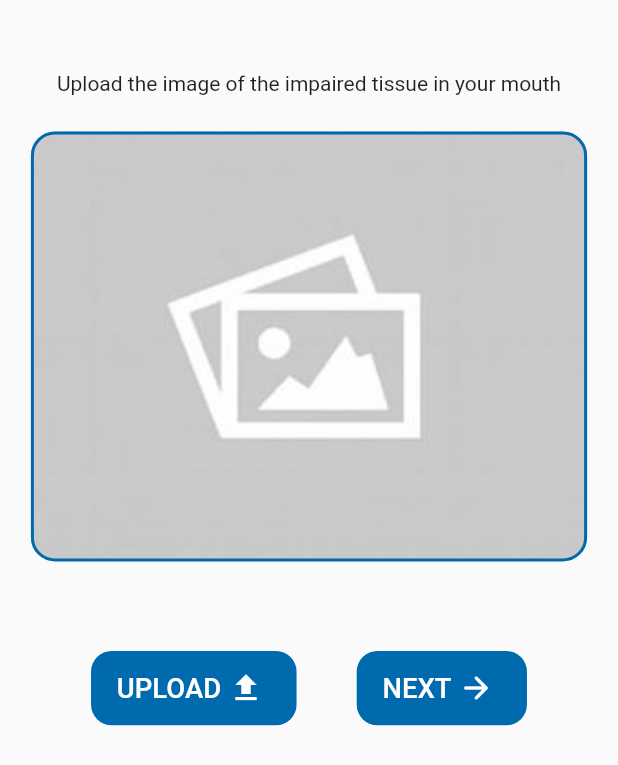
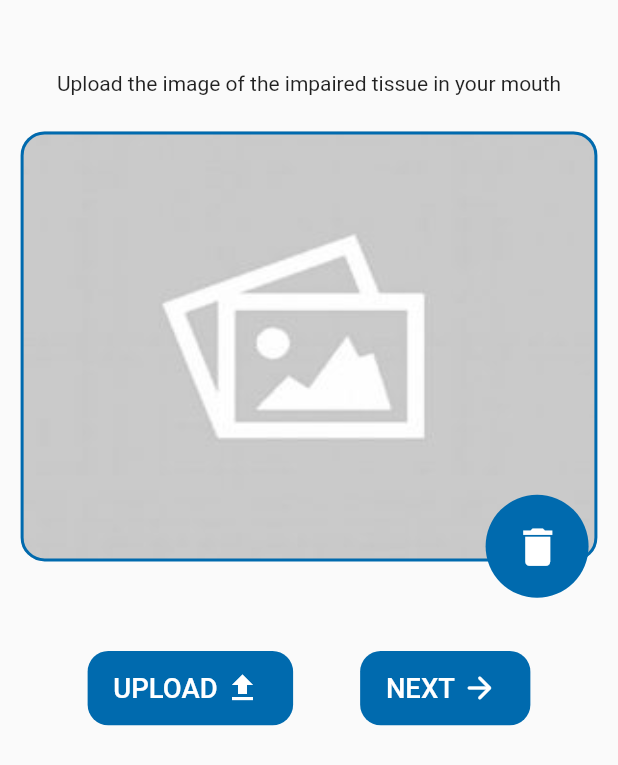
Before and after one commit to khaled365-code/oral_cancer_detection_app, a Flutter app: the UploadImageView screen opened directly, on a phone screen of 412 x 824 dp. Shown: the top 765 px of the screen. Run offline on Flutter 3.47's test engine with Material 2 defaults, Android fonts, the phone set to English and light mode, and no system bars; our stand-ins replace bloc, cached_network_image, carousel_slider, curved_navigation_bar, custom_refresh_indicator, dartz and 16 more; accounts and stored records are empty; network calls fail.

Commit message:
allow deleting mouth image after uploading is done

```diff
--- a/lib/core/utilis/image_constants.dart
+++ b/lib/core/utilis/image_constants.dart
@@ -146,6 +146,7 @@ class ImageConstants
   static const String luxorHos='assets/images/luxor_hos.png';
   static const String assiotHos='assets/images/assiot_hos.png';
   static const String mansouraHos='assets/images/mansoura_hos.png';
+  //static const String quesBackground='assets/images/health.jpg';
 
 
 
--- a/lib/features/diagnosis/presentation/cubits/image_cubit/image_diagnosis_cubit.dart
+++ b/lib/features/diagnosis/presentation/cubits/image_cubit/image_diagnosis_cubit.dart
@@ -22,4 +22,5 @@ class ImageDiagnosisCubit extends Cubit<ImageDiagnosisState> {
     response.fold((errModel) => emit(ImageDiagnosisFailureState(errMessage: errModel)), (imageModel) => emit(ImageDiagnosisSuccessState()));
   }
 
+
 }
--- a/lib/features/diagnosis/presentation/views/Radio_question_view.dart
+++ b/lib/features/diagnosis/presentation/views/Radio_question_view.dart
@@ -9,6 +9,8 @@ import 'package:graduation_project/core/widgets/custom_elevated_button.dart';
 import 'package:graduation_project/features/auth/presentation/widgets/custom_form_container.dart';
 import 'package:graduation_project/features/diagnosis/presentation/cubits/questions_cubit/question_diagnosis_cubit.dart';
 import '../../../../core/commons/functions.dart';
+import '../../../../core/utilis/image_constants.dart';
+import '../../../auth/presentation/widgets/custom_questions_container.dart';
 
 
 class QuestionChoice extends StatefulWidget {
@@ -36,7 +38,6 @@ class QuestionChoiceState extends State<QuestionChoice> {
   Widget build(BuildContext context) {
     double width=MediaQuery.of(context).size.width*0.35;
     return CustomFormContainer(
-
             borderRadius:  BorderRadius.all(Radius.circular(40.r)),
             height: 500.h,
             width: ScreenUtil().screenWidth,
--- a/lib/features/home/presentation/cubits/image_diagnosis_cubit/upload_image_state.dart
+++ b/lib/features/home/presentation/cubits/image_diagnosis_cubit/upload_image_state.dart
@@ -6,3 +6,7 @@ abstract class UploadImageState {}
 
 class UploadImageInitial extends UploadImageState {}
 class UploadImageSuccess extends UploadImageState {}
+class UploadImageFailure extends UploadImageState {
+  UploadImageFailure({required this.errMessage});
+  final String errMessage;
+}
--- a/lib/features/home/presentation/widgets/upload_image_body.dart
+++ b/lib/features/home/presentation/widgets/upload_image_body.dart
@@ -18,13 +18,20 @@ class UploadImageBody extends StatelessWidget {
   const UploadImageBody({super.key});
   @override
   Widget build(BuildContext context) {
-    return BlocBuilder<UploadImageCubit , UploadImageState>(
-    builder: (context, state) {
-
-      return Padding(
+      return BlocConsumer<UploadImageCubit,UploadImageState>(
+      listener: (BuildContext context, Object? state) {
+        if(state is UploadImageFailure){
+          showSnackBar(context,content: state.errMessage,contentColor: AppColors.primary);
+        }
+      },
+        builder: (BuildContext context, state) {
+          return  Padding(
             padding: EdgeInsetsDirectional.symmetric(
-            horizontal: 18.w, vertical: 8.h),
-        child: ListView(
+                horizontal: 12.w, vertical: 8.h),
+            child: Stack(
+              clipBehavior: Clip.none,
+              children: [
+                ListView(
                   shrinkWrap: true,
                   children: [
                     SizedBox(height: 32.h,),
@@ -33,9 +40,10 @@ class UploadImageBody extends StatelessWidget {
                       textAlign: TextAlign.center,),
                     SizedBox(height: 20.h,),
                     state is UploadImageSuccess && context.read<UploadImageCubit>().mouthImage != null?
+
                     UImageContainer(
-                conHeight: 240.h, conWidth: 210.w, conImage:FileImage(File(context.read<UploadImageCubit>().mouthImage!.path ))
-            ):
+                        conHeight: 240.h, conWidth: 350.w, conImage:FileImage(File(context.read<UploadImageCubit>().mouthImage!.path ))
+                    ) :
                     CustomContainer( conHeight: 240.h, conWidth: 210.w,
                       conImage: ImageConstants.empty,borderRadius:BorderRadius.circular(16),
                       border: Border.all(
@@ -62,7 +70,6 @@ class UploadImageBody extends StatelessWidget {
                             else if(state is ImageDiagnosisSuccessState){
                               navigate(context: context, route: Routes.questionsView);
                             }
-
                           },
                           child: CustomTextButton(
                             textState: 'NEXT',
@@ -73,14 +80,30 @@ class UploadImageBody extends StatelessWidget {
 
                             },),
                         ),
-
                       ],
                     ),
-
                   ],
                 ),
-      );
-    },
+              Positioned(
+                  left: 310,
+                  bottom: 85,
+                  child: CircleAvatar(
+                    radius: 30.r,
+                    backgroundColor: AppColors.primary,
+                    child: IconButton(onPressed: (){
+                      // BlocProvider.of<UploadImageCubit>(context).mouthImage==null;
+                      BlocProvider.of<UploadImageCubit>(context).deleteMouthImage();
+
+                    }, icon: Icon(Icons.delete,size: 33,color: AppColors.white,)),
+                  )
+              )
+              ]
+            ),
           );
         }
+
+      );
+
+
   }
+}
--- a/lib/features/profile/presentation/widgets/about_app_container.dart
+++ b/lib/features/profile/presentation/widgets/about_app_container.dart
@@ -1,11 +1,10 @@
-
 
 import 'package:flutter/cupertino.dart';
 import 'package:flutter/material.dart';
 import 'package:flutter_screenutil/flutter_screenutil.dart';
+import '../../../../core/utilis/app_colors.dart';
+import '../../../../core/widgets/resuable_text.dart';
 
-import '../../../../core/utilis/colors.dart';
-import '../../../../core/widgets/resuable_text.dart';
 
 class AboutAppContainerItem extends StatelessWidget {
 
```
Also changed, not shown: lib/core/widgets/custom_container.dart (+6 -1 lines), lib/features/auth/presentation/widgets/custom_questions_container.dart (added, +34 -0 lines), lib/features/home/presentation/cubits/image_diagnosis_cubit/upload_image_cubit.dart (+9 -2 lines), assets/images/health.jpg (added). Lines whose indentation alone changed are shown as unchanged.
